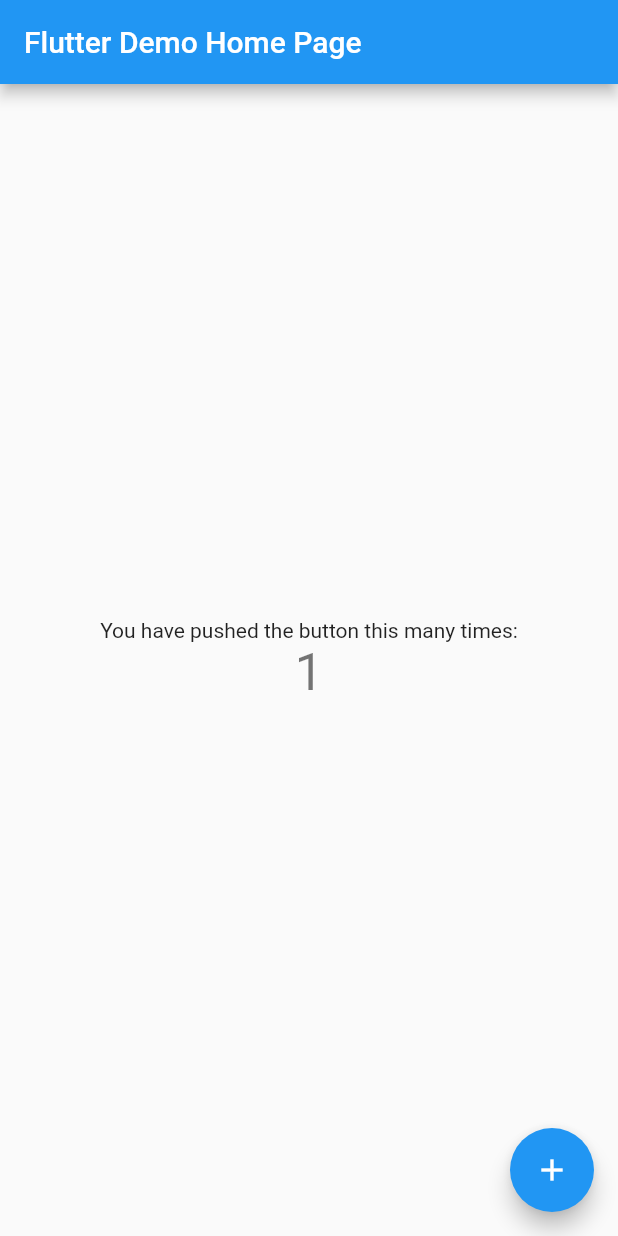
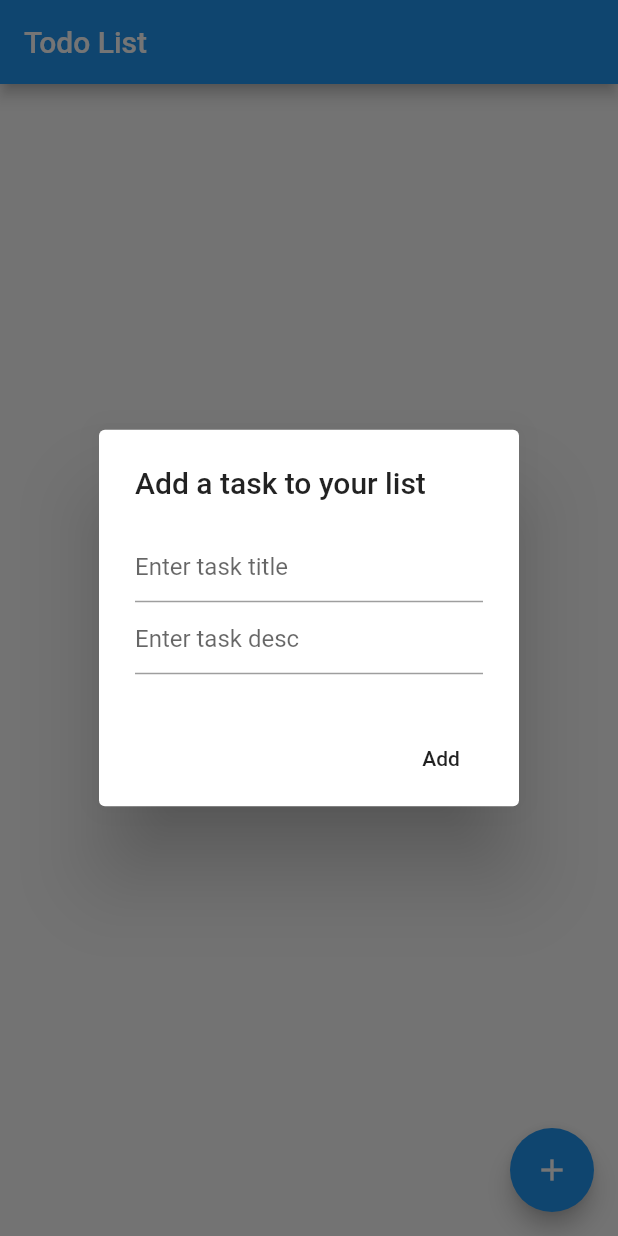
Before and after one commit to rrifafauzikomara/todo_app, a Flutter app: the screen it shows after launch, after a tap on the "add" icon, on a phone screen of 412 x 824 dp. Run offline on Flutter 3.47's test engine with Material 2 defaults, Android fonts, the phone set to English and light mode, and no system bars; our stand-ins replace bloc, equatable, flutter_bloc, moor_flutter; generated files the repository leaves out were written again.

Commit message:
add bloc and moor

```diff
--- /dev/null
+++ b/lib/bloc/todo_bloc.dart
@@ -0,0 +1,64 @@
+import 'package:bloc/bloc.dart';
+import 'package:flutter/cupertino.dart';
+import 'package:todo_app/bloc/todo_event.dart';
+import 'package:todo_app/bloc/todo_state.dart';
+import 'package:todo_app/db/database.dart';
+
+class TodoBloc extends Bloc<TodoEvent, TodoState> {
+  final AppDatabase appDatabase;
+
+  TodoBloc({@required this.appDatabase}) : super(Initial());
+
+  @override
+  Stream<TodoState> mapEventToState(TodoEvent event) async* {
+    if (event is InsertTodo) {
+      yield* _insertTodo(event.data);
+    } else if (event is GetAllTodo) {
+      yield* _getAllTodo();
+    } else if (event is UpdateTodo) {
+      yield* _updateTodo(event.data);
+    } else if (event is DeleteTodo) {
+      yield* _deleteTodo(event.data);
+    }
+  }
+
+  Stream<TodoState> _insertTodo(TodoData data) async* {
+    try {
+      await appDatabase.todoDao.insertTodo(data);
+      yield Success(message: "Insert Success");
+    } catch (e) {
+      yield Error(message: e.toString());
+    }
+  }
+
+  Stream<TodoState> _getAllTodo() async* {
+    try {
+      final todo = await appDatabase.todoDao.getAllTodo();
+      if (todo.isEmpty) {
+        yield NoData(message: "Todo Empty");
+      } else {
+        yield HasData(data: todo);
+      }
+    } catch (e) {
+      yield Error(message: e.toString());
+    }
+  }
+
+  Stream<TodoState> _updateTodo(TodoData data) async* {
+    try {
+      await appDatabase.todoDao.updateTodo(data);
+      yield Success(message: "Update Success");
+    } catch (e) {
+      yield Error(message: e.toString());
+    }
+  }
+
+  Stream<TodoState> _deleteTodo(TodoData data) async* {
+    try {
+      await appDatabase.todoDao.deleteTodo(data);
+      yield Success(message: "Delete Success");
+    } catch (e) {
+      yield Error(message: e.toString());
+    }
+  }
+}
--- /dev/null
+++ b/lib/bloc/todo_event.dart
@@ -0,0 +1,39 @@
+import 'package:equatable/equatable.dart';
+import 'package:flutter/cupertino.dart';
+import 'package:todo_app/db/database.dart';
+
+abstract class TodoEvent extends Equatable {
+  const TodoEvent();
+
+  @override
+  List<Object> get props => [];
+}
+
+class InsertTodo extends TodoEvent {
+  final TodoData data;
+
+  InsertTodo({@required this.data});
+
+  @override
+  List<Object> get props => [data];
+}
+
+class GetAllTodo extends TodoEvent {}
+
+class UpdateTodo extends TodoEvent {
+  final TodoData data;
+
+  UpdateTodo({@required this.data});
+
+  @override
+  List<Object> get props => [data];
+}
+
+class DeleteTodo extends TodoEvent {
+  final TodoData data;
+
+  DeleteTodo({@required this.data});
+
+  @override
+  List<Object> get props => [data];
+}
--- /dev/null
+++ b/lib/bloc/todo_state.dart
@@ -0,0 +1,48 @@
+import 'package:equatable/equatable.dart';
+import 'package:flutter/cupertino.dart';
+import 'package:todo_app/db/database.dart';
+
+abstract class TodoState extends Equatable {
+  const TodoState();
+
+  @override
+  List<Object> get props => [];
+}
+
+class Initial extends TodoState {}
+
+class Error extends TodoState {
+  final String message;
+
+  Error({@required this.message});
+
+  @override
+  List<Object> get props => [message];
+}
+
+class Success extends TodoState {
+  final String message;
+
+  Success({@required this.message});
+
+  @override
+  List<Object> get props => [message];
+}
+
+class NoData extends TodoState {
+  final String message;
+
+  NoData({@required this.message});
+
+  @override
+  List<Object> get props => [message];
+}
+
+class HasData extends TodoState {
+  final List<TodoData> data;
+
+  HasData({@required this.data});
+
+  @override
+  List<Object> get props => [data];
+}
--- /dev/null
+++ b/lib/db/database.dart
@@ -0,0 +1,15 @@
+import 'package:moor_flutter/moor_flutter.dart';
+import 'package:todo_app/db/todo_dao.dart';
+import 'package:todo_app/db/todo_table.dart';
+
+part 'database.g.dart';
+
+@UseMoor(tables: [Todo], daos: [TodoDao])
+class AppDatabase extends _$AppDatabase {
+  AppDatabase()
+      : super(FlutterQueryExecutor.inDatabaseFolder(
+            path: 'db.sqlite', logStatements: true));
+
+  @override
+  int get schemaVersion => 1;
+}
--- /dev/null
+++ b/lib/db/todo_dao.dart
@@ -0,0 +1,19 @@
+import 'package:moor_flutter/moor_flutter.dart';
+import 'package:todo_app/db/database.dart';
+import 'package:todo_app/db/todo_table.dart';
+
+part 'todo_dao.g.dart';
+
+@UseDao(tables: [Todo])
+class TodoDao extends DatabaseAccessor<AppDatabase> with _$TodoDaoMixin {
+  TodoDao(AppDatabase db) : super(db);
+
+  Future insertTodo(TodoData data) =>
+      into(todo).insert(data, mode: InsertMode.insertOrReplace);
+
+  Future<List<TodoData>> getAllTodo() => select(todo).get();
+
+  Future updateTodo(TodoData data) => update(todo).replace(data);
+
+  Future deleteTodo(TodoData data) => delete(todo).delete(data);
+}
--- /dev/null
+++ b/lib/db/todo_table.dart
@@ -0,0 +1,9 @@
+import 'package:moor_flutter/moor_flutter.dart';
+
+class Todo extends Table {
+  IntColumn get id => integer().autoIncrement().nullable()();
+
+  TextColumn get title => text()();
+
+  TextColumn get description => text()();
+}
--- a/lib/main.dart
+++ b/lib/main.dart
@@ -1,117 +1,26 @@
 import 'package:flutter/material.dart';
+import 'package:flutter_bloc/flutter_bloc.dart';
+import 'package:todo_app/bloc/todo_bloc.dart';
+import 'package:todo_app/db/database.dart';
+import 'package:todo_app/ui/todo_screen.dart';
 
 void main() {
   runApp(MyApp());
 }
 
 class MyApp extends StatelessWidget {
-  // This widget is the root of your application.
   @override
   Widget build(BuildContext context) {
-    return MaterialApp(
-      title: 'Flutter Demo',
-      theme: ThemeData(
-        // This is the theme of your application.
-        //
-        // Try running your application with "flutter run". You'll see the
-        // application has a blue toolbar. Then, without quitting the app, try
-        // changing the primarySwatch below to Colors.green and then invoke
-        // "hot reload" (press "r" in the console where you ran "flutter run",
-        // or simply save your changes to "hot reload" in a Flutter IDE).
-        // Notice that the counter didn't reset back to zero; the application
-        // is not restarted.
-        primarySwatch: Colors.blue,
-        // This makes the visual density adapt to the platform that you run
-        // the app on. For desktop platforms, the controls will be smaller and
-        // closer together (more dense) than on mobile platforms.
-        visualDensity: VisualDensity.adaptivePlatformDensity,
+    return BlocProvider(
+      create: (context) => TodoBloc(appDatabase: AppDatabase()),
+      child: MaterialApp(
+        title: 'Todo Demo',
+        theme: ThemeData(
+          primarySwatch: Colors.blue,
+          visualDensity: VisualDensity.adaptivePlatformDensity,
+        ),
+        home: TodoScreen(),
       ),
-      home: MyHomePage(title: 'Flutter Demo Home Page'),
     );
   }
 }
-
-class MyHomePage extends StatefulWidget {
-  MyHomePage({Key key, this.title}) : super(key: key);
-
-  // This widget is the home page of your application. It is stateful, meaning
-  // that it has a State object (defined below) that contains fields that affect
-  // how it looks.
-
-  // This class is the configuration for the state. It holds the values (in this
-  // case the title) provided by the parent (in this case the App widget) and
-  // used by the build method of the State. Fields in a Widget subclass are
-  // always marked "final".
-
-  final String title;
-
-  @override
-  _MyHomePageState createState() => _MyHomePageState();
-}
-
-class _MyHomePageState extends State<MyHomePage> {
-  int _counter = 0;
-
-  void _incrementCounter() {
-    setState(() {
-      // This call to setState tells the Flutter framework that something has
-      // changed in this State, which causes it to rerun the build method below
-      // so that the display can reflect the updated values. If we changed
-      // _counter without calling setState(), then the build method would not be
-      // called again, and so nothing would appear to happen.
-      _counter++;
-    });
-  }
-
-  @override
-  Widget build(BuildContext context) {
-    // This method is rerun every time setState is called, for instance as done
-    // by the _incrementCounter method above.
-    //
-    // The Flutter framework has been optimized to make rerunning build methods
-    // fast, so that you can just rebuild anything that needs updating rather
-    // than having to individually change instances of widgets.
-    return Scaffold(
-      appBar: AppBar(
-        // Here we take the value from the MyHomePage object that was created by
-        // the App.build method, and use it to set our appbar title.
-        title: Text(widget.title),
-      ),
-      body: Center(
-        // Center is a layout widget. It takes a single child and positions it
-        // in the middle of the parent.
-        child: Column(
-          // Column is also a layout widget. It takes a list of children and
-          // arranges them vertically. By default, it sizes itself to fit its
-          // children horizontally, and tries to be as tall as its parent.
-          //
-          // Invoke "debug painting" (press "p" in the console, choose the
-          // "Toggle Debug Paint" action from the Flutter Inspector in Android
-          // Studio, or the "Toggle Debug Paint" command in Visual Studio Code)
-          // to see the wireframe for each widget.
-          //
-          // Column has various properties to control how it sizes itself and
-          // how it positions its children. Here we use mainAxisAlignment to
-          // center the children vertically; the main axis here is the vertical
-          // axis because Columns are vertical (the cross axis would be
-          // horizontal).
-          mainAxisAlignment: MainAxisAlignment.center,
-          children: <Widget>[
-            Text(
-              'You have pushed the button this many times:',
-            ),
-            Text(
-              '$_counter',
-              style: Theme.of(context).textTheme.headline4,
-            ),
-          ],
-        ),
-      ),
-      floatingActionButton: FloatingActionButton(
-        onPressed: _incrementCounter,
-        tooltip: 'Increment',
-        child: Icon(Icons.add),
-      ), // This trailing comma makes auto-formatting nicer for build methods.
-    );
-  }
-}
--- /dev/null
+++ b/lib/ui/todo_screen.dart
@@ -0,0 +1,131 @@
+import 'package:flutter/material.dart';
+import 'package:flutter_bloc/flutter_bloc.dart';
+import 'package:todo_app/bloc/todo_bloc.dart';
+import 'package:todo_app/bloc/todo_event.dart';
+import 'package:todo_app/bloc/todo_state.dart';
+import 'package:todo_app/db/database.dart';
+import 'package:todo_app/widget/card_todo.dart';
+import 'package:todo_app/widget/custom_snackbar.dart';
+
+class TodoScreen extends StatefulWidget {
+  @override
+  _TodoScreenState createState() => _TodoScreenState();
+}
+
+class _TodoScreenState extends State<TodoScreen> {
+  final _titleController = TextEditingController();
+  final _descController = TextEditingController();
+
+  Future<AlertDialog> _displayDialog(
+      BuildContext context, bool isUpdate, TodoData data) async {
+    if (data == null) {
+      _titleController.text = "";
+      _descController.text = "";
+    } else {
+      _titleController.text = data.title;
+      _descController.text = data.description;
+    }
+    return showDialog(
+      context: context,
+      builder: (BuildContext context) {
+        return AlertDialog(
+          title: Text('Add a task to your list'),
+          content: Column(
+            mainAxisSize: MainAxisSize.min,
+            children: [
+              TextField(
+                controller: _titleController,
+                decoration: InputDecoration(hintText: 'Enter task title'),
+              ),
+              TextField(
+                controller: _descController,
+                decoration: InputDecoration(hintText: 'Enter task desc'),
+              ),
+            ],
+          ),
+          actions: <Widget>[
+            FlatButton(
+              child: isUpdate ? Text("Update") : Text("Add"),
+              onPressed: () {
+                Navigator.pop(context);
+                if (isUpdate) {
+                  context.read<TodoBloc>().add(UpdateTodo(
+                          data: TodoData(
+                        id: data.id,
+                        title: _titleController.text,
+                        description: _descController.text,
+                      )));
+                } else {
+                  context.read<TodoBloc>().add(InsertTodo(
+                          data: TodoData(
+                        title: _titleController.text,
+                        description: _descController.text,
+                      )));
+                }
+              },
+            ),
+          ],
+        );
+      },
+    );
+  }
+
+  @override
+  void initState() {
+    super.initState();
+    context.read<TodoBloc>().add(GetAllTodo());
+  }
+
+  @override
+  void dispose() {
+    _titleController.dispose();
+    _descController.dispose();
+    super.dispose();
+  }
+
+  @override
+  Widget build(BuildContext context) {
+    return Scaffold(
+      appBar: AppBar(
+        title: Text("Todo List"),
+      ),
+      floatingActionButton: FloatingActionButton(
+        child: Icon(Icons.add),
+        onPressed: () => _displayDialog(context, false, null),
+      ),
+      body: BlocListener<TodoBloc, TodoState>(
+        listener: (context, state) {
+          if (state is Success) {
+            CustomSnackBar.showSuccess(state.message, context);
+            context.read<TodoBloc>().add(GetAllTodo());
+          } else if (state is Error) {
+            CustomSnackBar.showError(state.message, context);
+          }
+        },
+        child: Center(
+          child: BlocBuilder<TodoBloc, TodoState>(
+            builder: (context, state) {
+              if (state is HasData) {
+                return ListView.builder(
+                  itemCount: state.data.length,
+                  itemBuilder: (context, index) => CardTodo(
+                    index: index,
+                    data: state.data[index],
+                    editPressed: () =>
+                        _displayDialog(context, true, state.data[index]),
+                  ),
+                );
+              } else if (state is NoData) {
+                return Text(state.message);
+              } else if (state is Error) {
+                return Text(state.message);
+              } else {
+                return Text("No State");
+              }
+            },
+          ),
+        ),
+      ),
+    );
+  }
+}
--- a/pubspec.yaml
+++ b/pubspec.yaml
@@ -28,10 +28,16 @@ dependencies:
   # The following adds the Cupertino Icons font to your application.
   # Use with the CupertinoIcons class for iOS style icons.
   cupertino_icons: ^1.0.0
+  moor_flutter: ^3.1.0
+  equatable: ^1.2.5
+  bloc: ^6.0.3
+  flutter_bloc: ^6.0.6
 
 dev_dependencies:
   flutter_test:
     sdk: flutter
+  build_runner:
+  moor_generator: ^3.3.1
 
 # For information on the generic Dart part of this file, see the
 # following page: https://dart.dev/tools/pub/pubspec
```
Also changed, not shown: lib/widget/card_todo.dart (added, +45 -0 lines), lib/widget/custom_snackbar.dart (added, +17 -0 lines), lib/db/database.g.dart (added), lib/db/todo_dao.g.dart (added), pubspec.lock, 6 other files.
